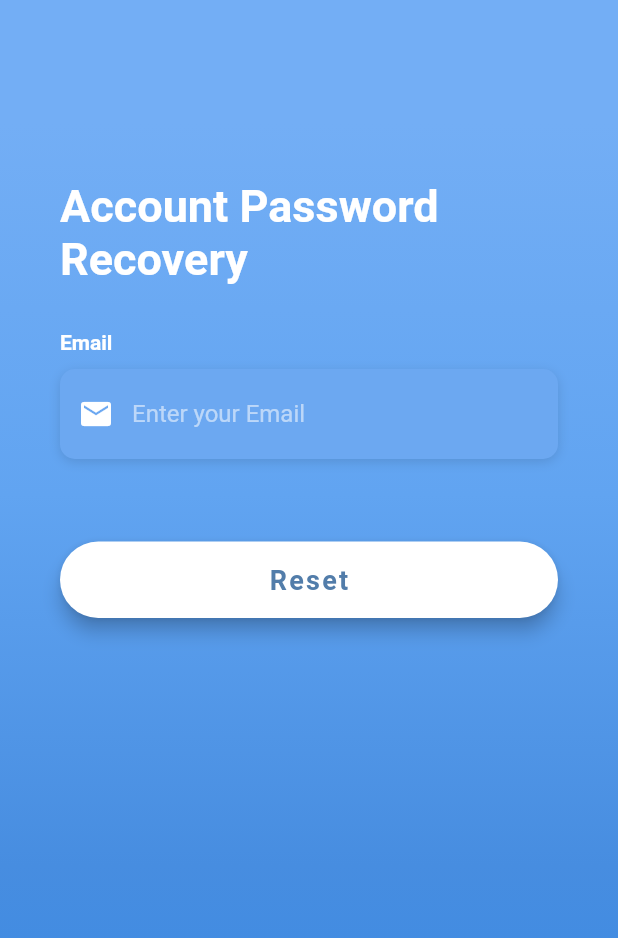
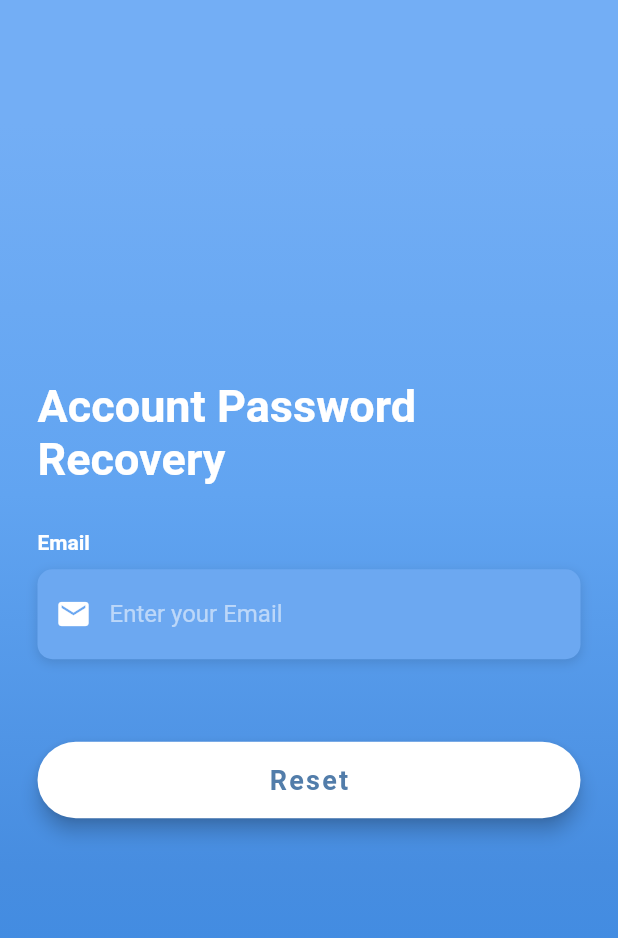
Before and after one commit to abhishekmahajan98/laundro, a Flutter app: the screen it shows after launch, after a tap on "Forgot Password?", on a phone screen of 412 x 824 dp. Shown: the top 938 px of the screen. Run offline on Flutter 3.47's test engine with Material 2 defaults, Android fonts, the light colour scheme and no system bars; our stand-ins replace carousel_pro, firebase_auth, google_sign_in, modal_progress_hud, rflutter_alert, shared_preferences; accounts and stored records are empty; Roboto replaces fonts that are missing (OpenSans).

Commit message:
new login and register ui changes, password reset funtionality added

```diff
--- a/lib/pages/login_page.dart
+++ b/lib/pages/login_page.dart
@@ -273,6 +273,7 @@ class _LoginScreenState extends State<LoginScreen> {
   @override
   Widget build(BuildContext context) {
     return Scaffold(
+      resizeToAvoidBottomPadding: true,
       body: ModalProgressHUD(
         inAsyncCall: showSpinner,
         child: AnnotatedRegion<SystemUiOverlayStyle>(
@@ -300,12 +301,8 @@ class _LoginScreenState extends State<LoginScreen> {
                 ),
                 Container(
                   height: double.infinity,
-                  child: SingleChildScrollView(
-                    physics: AlwaysScrollableScrollPhysics(),
-                    padding: EdgeInsets.symmetric(
-                      horizontal: 40.0,
-                      vertical: 120.0,
-                    ),
+                  child: Container(
+                    margin: EdgeInsets.all(25),
                     child: Column(
                       mainAxisAlignment: MainAxisAlignment.center,
                       children: <Widget>[
--- a/lib/pages/password_reset_page.dart
+++ b/lib/pages/password_reset_page.dart
@@ -97,6 +97,7 @@ class _ResetPasswordScreenState extends State<ResetPasswordScreen> {
   @override
   Widget build(BuildContext context) {
     return Scaffold(
+      resizeToAvoidBottomPadding: true,
       body: AnnotatedRegion<SystemUiOverlayStyle>(
         value: SystemUiOverlayStyle.light,
         child: GestureDetector(
@@ -122,12 +123,8 @@ class _ResetPasswordScreenState extends State<ResetPasswordScreen> {
               ),
               Container(
                 height: double.infinity,
-                child: SingleChildScrollView(
-                  physics: AlwaysScrollableScrollPhysics(),
-                  padding: EdgeInsets.symmetric(
-                    horizontal: 40.0,
-                    vertical: 120.0,
-                  ),
+                child: Container(
+                  margin: EdgeInsets.all(25),
                   child: Column(
                     mainAxisAlignment: MainAxisAlignment.center,
                     children: <Widget>[
```
Also changed, not shown: lib/pages/registration_page.dart (+3 -6 lines).
